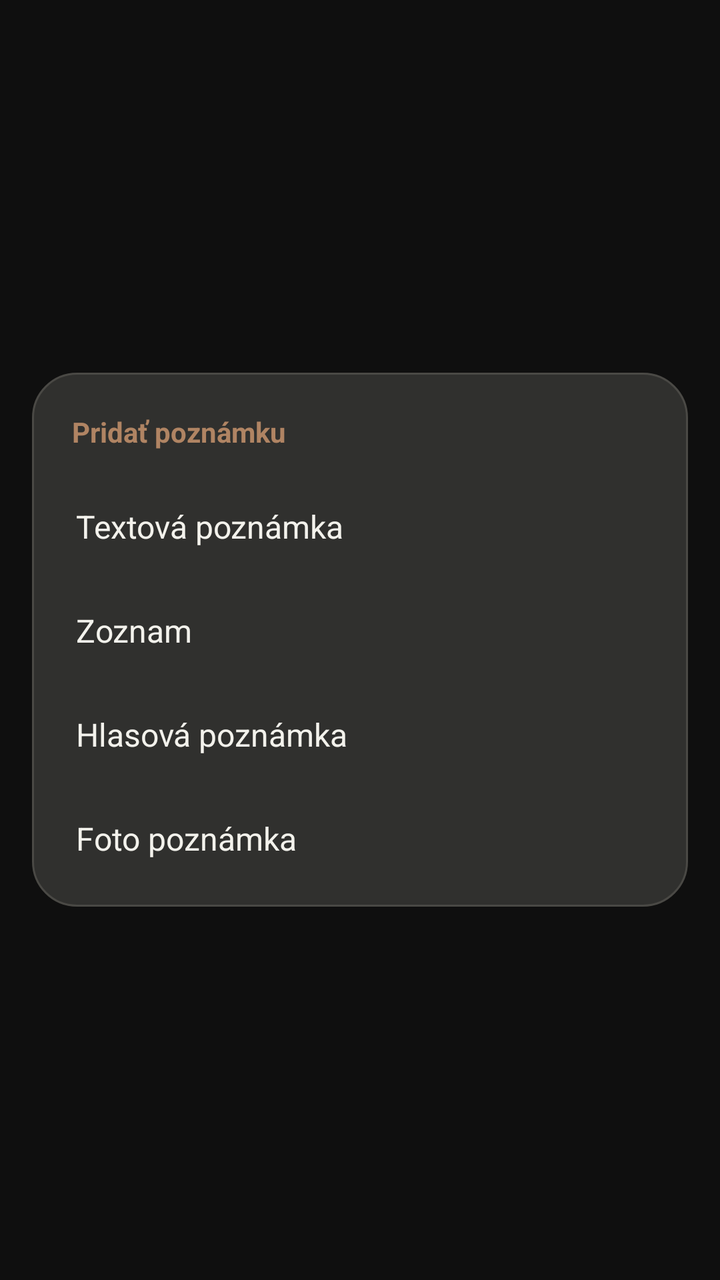
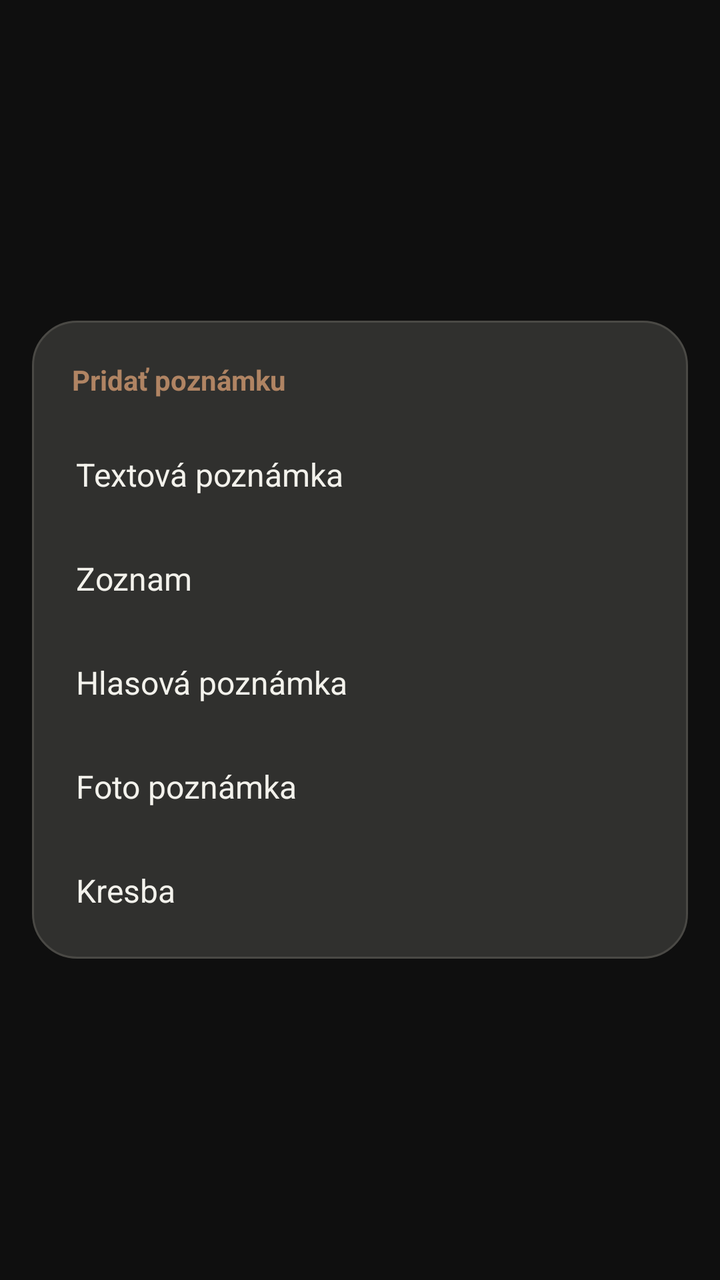

An Android layout rendered at two revisions. The XML below is the earlier revision; the diff shows what the commit changed to produce the second picture.
<!-- AndroidManifest.xml: application theme Theme.Notes28 -->
<!-- res/layout/activity_add.xml -->
<?xml version="1.0" encoding="utf-8"?>
<FrameLayout xmlns:android="http://schemas.android.com/apk/res/android"
    android:id="@+id/a_root"
    android:layout_width="match_parent"
    android:layout_height="match_parent"
    android:padding="16dp">

    <LinearLayout
        android:layout_width="match_parent"
        android:layout_height="wrap_content"
        android:layout_gravity="center"
        android:background="@drawable/quick_card_bg"
        android:clickable="true"
        android:focusable="true"
        android:orientation="vertical"
        android:padding="8dp">

        <TextView
            android:layout_width="wrap_content"
            android:layout_height="wrap_content"
            android:layout_margin="12dp"
            android:text="@string/add_title"
            android:textColor="#b08463"
            android:textSize="14sp"
            android:textStyle="bold"/>

        <TextView
            android:id="@+id/a_text"
            android:layout_width="match_parent"
            android:layout_height="wrap_content"
            android:minHeight="52dp"
            android:gravity="center_vertical"
            android:paddingStart="14dp"
            android:paddingEnd="14dp"
            android:text="@string/add_text"
            android:textColor="#f3f2ec"
            android:textSize="16sp"
            android:background="?attr/selectableItemBackground"
            android:clickable="true"
            android:focusable="true"/>

        <TextView
            android:id="@+id/a_list"
            android:layout_width="match_parent"
            android:layout_height="wrap_content"
            android:minHeight="52dp"
            android:gravity="center_vertical"
            android:paddingStart="14dp"
            android:paddingEnd="14dp"
            android:text="@string/add_list"
            android:textColor="#f3f2ec"
            android:textSize="16sp"
            android:background="?attr/selectableItemBackground"
            android:clickable="true"
            android:focusable="true"/>

        <TextView
            android:id="@+id/a_voice"
            android:layout_width="match_parent"
            android:layout_height="wrap_content"
            android:minHeight="52dp"
            android:gravity="center_vertical"
            android:paddingStart="14dp"
            android:paddingEnd="14dp"
            android:text="@string/add_voice"
            android:textColor="#f3f2ec"
            android:textSize="16sp"
            android:background="?attr/selectableItemBackground"
            android:clickable="true"
            android:focusable="true"/>

        <TextView
            android:id="@+id/a_photo"
            android:layout_width="match_parent"
            android:layout_height="wrap_content"
            android:minHeight="52dp"
            android:gravity="center_vertical"
            android:paddingStart="14dp"
            android:paddingEnd="14dp"
            android:text="@string/add_photo"
            android:textColor="#f3f2ec"
            android:textSize="16sp"
            android:background="?attr/selectableItemBackground"
            android:clickable="true"
            android:focusable="true"/>

    </LinearLayout>
</FrameLayout>
<!-- resources referenced by this layout -->
<resources>
  <!-- drawable quick_card_bg (drawable) -->
  <?xml version="1.0" encoding="utf-8"?>
  <shape xmlns:android="http://schemas.android.com/apk/res/android" android:shape="rectangle">
      <solid android:color="#30302e"/>
      <corners android:radius="22dp"/>
      <stroke android:width="1dp" android:color="#4a4945"/>
  </shape>
  <string name="add_list">Zoznam</string>
  <string name="add_photo">Foto poznámka</string>
  <string name="add_text">Textová poznámka</string>
  <string name="add_title">Pridať poznámku</string>
  <string name="add_voice">Hlasová poznámka</string>
  <style name="Theme.Notes28" parent="Theme.MaterialComponents.DayNight.NoActionBar">
          <item name="colorPrimary">#c8f135</item>
          <item name="colorOnPrimary">#0f0f0f</item>
          <item name="android:windowBackground">#0f0f0f</item>
          <item name="android:statusBarColor">#0f0f0f</item>
          <item name="android:navigationBarColor">#0f0f0f</item>
      </style>
</resources>

<!-- the commit's change to res/layout/activity_add.xml (unified diff, before → after) -->
@@ -83,6 +83,20 @@
             android:background="?attr/selectableItemBackground"
             android:clickable="true"
             android:focusable="true"/>
+        <TextView
+            android:id="@+id/a_draw"
+            android:layout_width="match_parent"
+            android:layout_height="wrap_content"
+            android:minHeight="52dp"
+            android:gravity="center_vertical"
+            android:paddingStart="14dp"
+            android:paddingEnd="14dp"
+            android:text="@string/add_draw"
+            android:textColor="#f3f2ec"
+            android:textSize="16sp"
+            android:background="?attr/selectableItemBackground"
+            android:clickable="true"
+            android:focusable="true"/>
 
     </LinearLayout>
 </FrameLayout>
<!-- resource entries referenced after the edit -->
@@ -7,6 +7,7 @@
       <corners android:radius="22dp"/>
       <stroke android:width="1dp" android:color="#4a4945"/>
   </shape>
+  <string name="add_draw">Kresba</string>
   <string name="add_list">Zoznam</string>
   <string name="add_photo">Foto poznámka</string>
   <string name="add_text">Textová poznámka</string>
